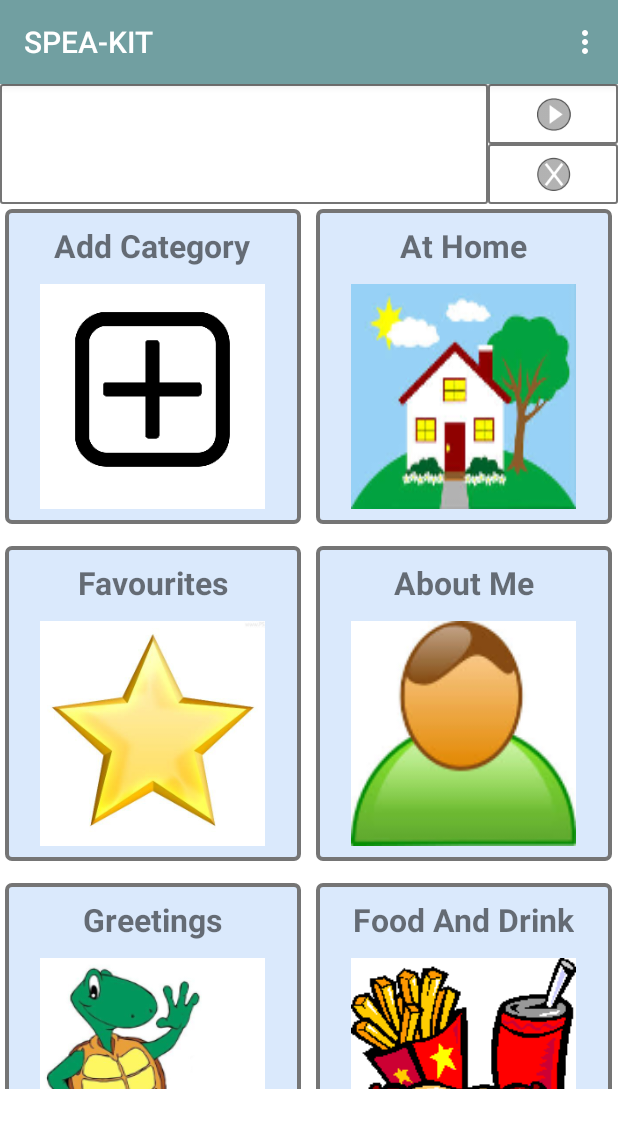
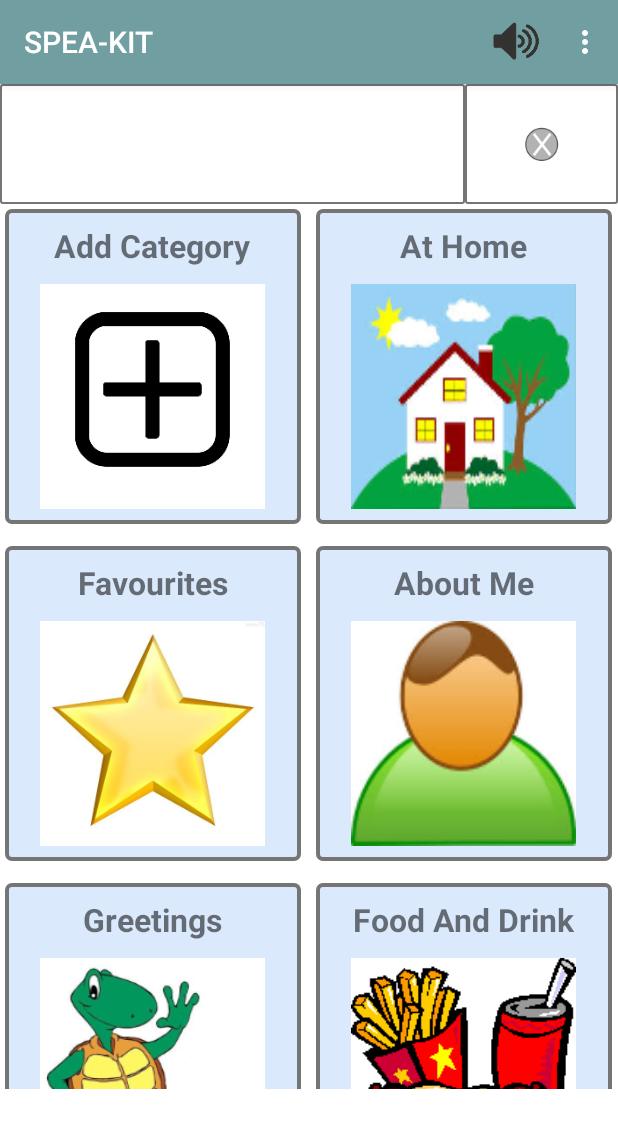
Before and after one commit to Gareth91/Spea-kit, an Android app: the screen it shows after launch (MainScreen), on a phone screen of 412 x 824 dp. Shown: the top 1128 px of the screen. Run offline under Robolectric (Android 15) with nearby library versions, the phone set to English and light mode, and no system bars.

Commit message:
ninth commit2

```diff
--- a/app/src/main/java/com/example/gareth/speakitvisualcommunication/ActionWords.java
+++ b/app/src/main/java/com/example/gareth/speakitvisualcommunication/ActionWords.java
@@ -4,6 +4,7 @@ import android.content.Intent;
 import android.graphics.Bitmap;
 import android.graphics.drawable.BitmapDrawable;
 import android.graphics.drawable.Drawable;
+import android.os.PersistableBundle;
 import android.speech.tts.TextToSpeech;
 import android.support.v7.app.AppCompatActivity;
 import android.os.Bundle;
@@ -249,5 +250,10 @@ public class ActionWords extends AppCompatActivity implements AdapterView.OnItem
         super.onDestroy();
         //Calling the close method to close the database.
         ops.close();
+        if (myTTS != null) {
+            myTTS.stop();
+            myTTS.shutdown();
+        }
+
     }
 }
--- a/app/src/main/java/com/example/gareth/speakitvisualcommunication/DatabaseOperations.java
+++ b/app/src/main/java/com/example/gareth/speakitvisualcommunication/DatabaseOperations.java
@@ -306,6 +306,8 @@ public class DatabaseOperations {
 
     }
 
+
+
     /**
      * Deletes objects from the table associated with the GridView
      */
--- a/app/src/main/java/com/example/gareth/speakitvisualcommunication/SQLiteHelper.java
+++ b/app/src/main/java/com/example/gareth/speakitvisualcommunication/SQLiteHelper.java
@@ -16,7 +16,7 @@ public class SQLiteHelper extends SQLiteOpenHelper {
     /**
      * Database Version
      */
-    private static final int Database_Version = 9;
+    private static final int Database_Version = 11;
 
     /**
      * Database name
--- a/app/src/main/res/layout/activity_main_screen.xml
+++ b/app/src/main/res/layout/activity_main_screen.xml
@@ -10,20 +10,20 @@
     <android.support.v7.widget.RecyclerView
         android:id="@+id/recyclerView"
         android:layout_height="80dp"
-        android:layout_width="325dp"
+        android:layout_width="310dp"
         android:paddingLeft="3dp"
         android:paddingTop="3dp"
         android:background="@drawable/sentence_builder_border"
         />
 
-    <ImageButton
+    <!--<ImageButton
         android:id="@+id/speakB"
         android:layout_width="wrap_content"
         android:layout_height="40dp"
         android:background="@drawable/sentence_builder_border"
         android:src="@drawable/play"
         android:layout_alignParentEnd="true"
-        android:layout_toEndOf="@+id/recyclerView" />
+        android:layout_toEndOf="@+id/recyclerView" />-->
 
     <ImageButton
         android:id="@+id/deleteB"
@@ -33,7 +33,8 @@
         android:src="@drawable/delete"
         android:layout_alignParentEnd="true"
         android:layout_toEndOf="@+id/recyclerView"
-        android:layout_below="@+id/speakB" />
+        android:layout_above="@+id/gridview"
+        android:layout_alignParentTop="true" />
 
     <GridView
         android:id="@+id/gridview"
--- a/app/src/main/res/menu/main_menu.xml
+++ b/app/src/main/res/menu/main_menu.xml
@@ -3,17 +3,14 @@
     xmlns:android="http://schemas.android.com/apk/res/android">
 
     <item
-        android:id="@+id/speak"
-        android:title="@string/speak"
+        android:id="@+id/account"
+        android:title="@string/user_page"
         app:showAsAction="never" />
 
     <item
-        android:id="@+id/account"
-        android:title="@string/user_page"
-        app:showAsAction="never" />
-    <item
-        android:id="@+id/upload"
-        android:title="@string/upload"
-        app:showAsAction="never" />
+        android:id="@+id/action_play"
+        android:icon="@drawable/player"
+        android:title="Play"
+        app:showAsAction="ifRoom"/>
 
 </menu>
--- a/app/src/main/res/values/strings.xml
+++ b/app/src/main/res/values/strings.xml
@@ -19,7 +19,7 @@
     <string name="I_Want">I Want</string>
     <string name="Add_Word">Add Word</string>
     <string name="speak">Speak</string>
-    <string name="user_page">User Page</string>
+    <string name="user_page">Select User</string>
     <string name="upload">Upload</string>
 
 
```
Also changed, not shown: app/build.gradle (+4 -4 lines), app/src/main/java/com/example/gareth/speakitvisualcommunication/MainScreen.java (+16 -6 lines), app/src/main/java/com/example/gareth/speakitvisualcommunication/SecondScreen.java (+12 -14 lines), app/src/main/java/com/example/gareth/speakitvisualcommunication/UserSelect.java (+23 -0 lines), app/src/main/res/drawable-xxhdpi/player.png (added).
